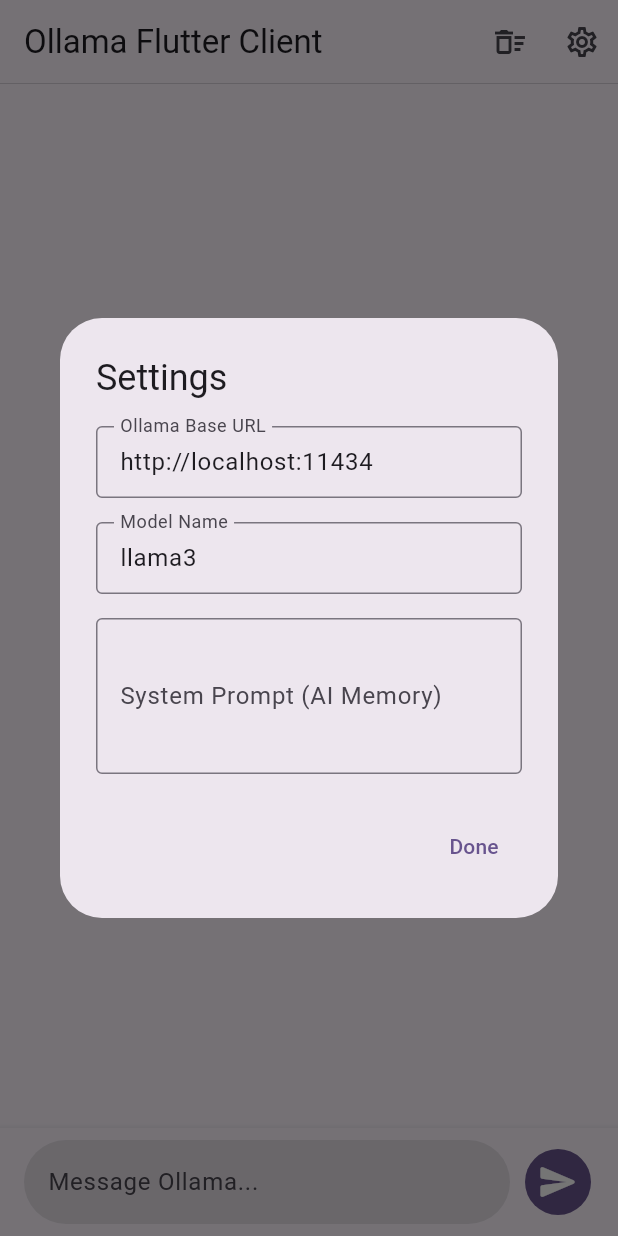
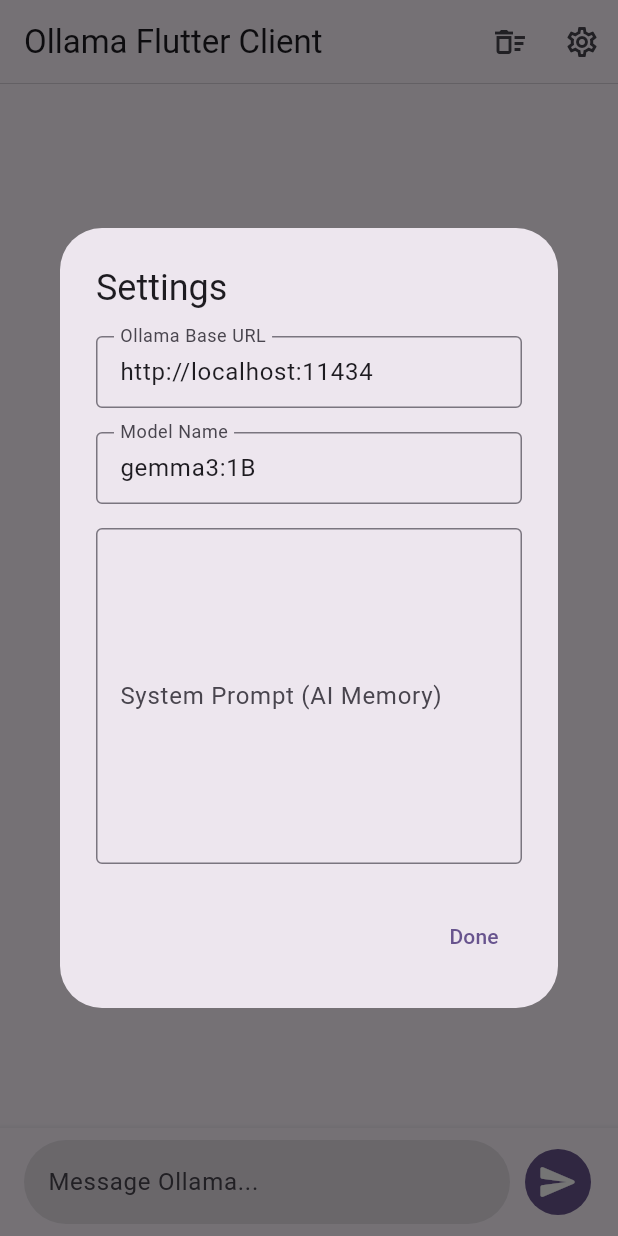
Before and after one commit to mjmindo/ollama-chat-mobile, a Flutter app: the screen it shows after launch, after a tap on the "settings" icon, on a phone screen of 412 x 824 dp. Run offline on Flutter 3.47's test engine with Material 3 defaults, Android fonts, the phone set to English and light mode, and no system bars; our stand-ins replace flutter_markdown, hive_flutter; accounts and stored records are empty.

Commit message:
update memory

```diff
--- a/lib/main.dart
+++ b/lib/main.dart
@@ -5,9 +5,9 @@
 import 'package:http/http.dart' as http;
 import 'dart:convert';
 
-import 'package:path_provider/path_provider.dart';
+part 'main.g.dart';
 
-part 'main.g.dart';
+// We no longer need a complex default prompt.
 
 Future<void> main() async {
   WidgetsFlutterBinding.ensureInitialized();
@@ -26,7 +26,7 @@
   Widget build(BuildContext context) {
     return MaterialApp(
       debugShowCheckedModeBanner: false,
-      title: 'Ollama Flutter',
+      title: 'Ollama Flutter Client',
       theme: ThemeData(
         colorScheme: ColorScheme.fromSeed(
           seedColor: Colors.deepPurple,
@@ -71,7 +71,7 @@
   late TextEditingController _baseUrlController;
   late TextEditingController _modelController;
 
-  // SYSTEM PROMPT: Add a controller for the new memory/system prompt text field.
+  // Re-introducing the controller for the user-editable system prompt.
   late TextEditingController _systemPromptController;
 
   http.Client? _client;
@@ -84,20 +84,22 @@
   void initState() {
     super.initState();
     _baseUrlController = TextEditingController(text: 'http://localhost:11434');
-    _modelController = TextEditingController(text: 'llama3');
+    _modelController = TextEditingController(text: 'gemma3:1B');
 
-    // SYSTEM PROMPT: Initialize the controller.
+    // Initialize the controller for the editable system prompt.
     _systemPromptController = TextEditingController();
 
     _chatBox = Hive.box<ChatMessage>('chatHistory');
+    _appStateBox = Hive.box('appState');
+
     _messages = _chatBox.values.toList();
-    _appStateBox = Hive.box('appState');
     _conversationContext = _appStateBox.get('lastContext')?.cast<int>();
 
-    // SYSTEM PROMPT: Load the saved system prompt from the box when the app starts.
-    _systemPromptController.text = _appStateBox.get('systemPrompt') ?? '';
+    // Load the user's saved system prompt, defaulting to an empty string.
+    final storedSystemPrompt = _appStateBox.get('systemPrompt');
+    _systemPromptController.text = storedSystemPrompt ?? '';
 
-    // SYSTEM PROMPT: Add a listener to save the system prompt automatically as the user types.
+    // Add the listener to auto-save any changes the user makes.
     _systemPromptController.addListener(() {
       _appStateBox.put('systemPrompt', _systemPromptController.text);
     });
@@ -113,7 +115,6 @@
       _isLoading = true;
     });
     _chatBox.add(userMessage);
-
     _scrollToBottom();
     _controller.clear();
 
@@ -127,22 +128,19 @@
     try {
       _client = http.Client();
 
-      // SYSTEM PROMPT: Get the system prompt text from its controller.
+      // Read the user's manual prompt from the controller.
       final systemPrompt = _systemPromptController.text.trim();
 
       final body = {
         'model': _modelController.text,
         'prompt': text,
         'stream': true,
+        // Use the user's system prompt if it's not empty.
+        if (systemPrompt.isNotEmpty) 'system': systemPrompt,
         if (_conversationContext != null) 'context': _conversationContext,
-        // SYSTEM PROMPT: Add the system prompt to the request if it's not empty.
-        if (systemPrompt.isNotEmpty) 'system': systemPrompt,
       };
 
-      final request = http.Request(
-        'POST',
-        Uri.parse('${_baseUrlController.text}/api/generate'),
-      )
+      final request = http.Request('POST', Uri.parse('${_baseUrlController.text}/api/generate'))
         ..headers['Content-Type'] = 'application/json'
         ..body = jsonEncode(body);
 
@@ -150,17 +148,18 @@
       final lines = streamedResponse.stream.transform(utf8.decoder).transform(const LineSplitter());
 
       String streamedResponseText = '';
+
+      // Restore real-time streaming to the UI.
       await for (final line in lines) {
         if (mounted) {
           try {
             final chunk = jsonDecode(line);
             final part = chunk['response'] ?? '';
             streamedResponseText += part;
-            final updatedAIMessage = ChatMessage(text: streamedResponseText, isUser: false);
+
             setState(() {
-              _messages[_messages.length - 1] = updatedAIMessage;
+              _messages[_messages.length - 1] = ChatMessage(text: streamedResponseText, isUser: false);
             });
-            await _chatBox.put(aiMessageKey, updatedAIMessage);
             _scrollToBottom();
 
             if (chunk['done'] == true) {
@@ -177,13 +176,14 @@
           }
         }
       }
+
+      final finalMessage = ChatMessage(text: streamedResponseText.trim(), isUser: false);
+      await _chatBox.put(aiMessageKey, finalMessage);
+
     } catch (e) {
       if (mounted) {
-        final partialText = _messages.last.text;
         final finalMessage = _isManuallyStopped
-            ? ChatMessage(
-                text: partialText.trim().isEmpty ? "[Generation stopped by user]" : partialText,
-                isUser: false)
+            ? ChatMessage(text: "[Generation stopped by user]", isUser: false)
             : ChatMessage(text: "Error: ${e.toString()}", isUser: false);
         setState(() {
           _messages[_messages.length - 1] = finalMessage;
@@ -212,7 +212,7 @@
       context: context,
       builder: (context) => AlertDialog(
         title: const Text('Clear Conversation?'),
-        content: const Text('This will delete all messages and reset the conversation context.'),
+        content: const Text('This will delete all messages and reset the conversation context. It will not clear the System Prompt memory.'),
         actions: [
           TextButton(onPressed: () => Navigator.of(context).pop(false), child: const Text('Cancel')),
           TextButton(onPressed: () => Navigator.of(context).pop(true), child: const Text('Clear')),
@@ -236,7 +236,7 @@
     _scrollController.dispose();
     _baseUrlController.dispose();
     _modelController.dispose();
-    // SYSTEM PROMPT: Dispose the new controller and remove its listener to prevent memory leaks.
+    // Dispose the system prompt controller.
     _systemPromptController.removeListener(() {});
     _systemPromptController.dispose();
     _client?.close();
@@ -282,6 +282,7 @@
     );
   }
 
+  // The settings dialog now includes the editable System Prompt again.
   void _showSettingsDialog(BuildContext context) {
     showDialog(
       context: context,
@@ -296,15 +297,15 @@
                 const SizedBox(height: 16.0),
                 TextField(controller: _modelController, decoration: const InputDecoration(labelText: 'Model Name', border: OutlineInputBorder(), isDense: true)),
                 const SizedBox(height: 16.0),
-                // SYSTEM PROMPT: Add the new text field to the settings dialog.
+                // The editable memory box is back.
                 TextField(
                   controller: _systemPromptController,
                   decoration: const InputDecoration(
                     labelText: 'System Prompt (AI Memory)',
-                    hintText: 'e.g., You are a helpful AI assistant. The user\'s name is John.',
+                    hintText: 'e.g., You are a helpful assistant who always answers in rhymes.',
                     border: OutlineInputBorder(),
                   ),
-                  maxLines: null, // Allows for multiple lines of text.
+                  maxLines: 8,
                 ),
               ],
             ),
@@ -343,7 +344,10 @@
                 onPressed: _stopGeneration,
                 tooltip: 'Stop Generation',
                 iconSize: 28,
-                style: IconButton.styleFrom(backgroundColor: Theme.of(context).colorScheme.error, foregroundColor: Theme.of(context).colorScheme.onError),
+                style: ButtonStyle(
+                  backgroundColor: MaterialStateProperty.all(Theme.of(context).colorScheme.error),
+                  foregroundColor: MaterialStateProperty.all(Theme.of(context).colorScheme.onError),
+                ),
               )
             else
               IconButton.filled(
```
